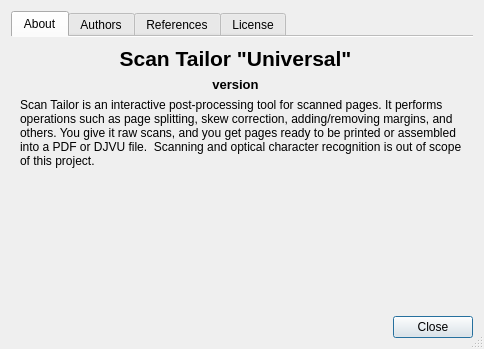
Before: the Qt Designer form src/app/ui/AboutDialog.ui in ImageProcessing-ElectronicPublications/scantailor-deviant, drawn with Qt 5.
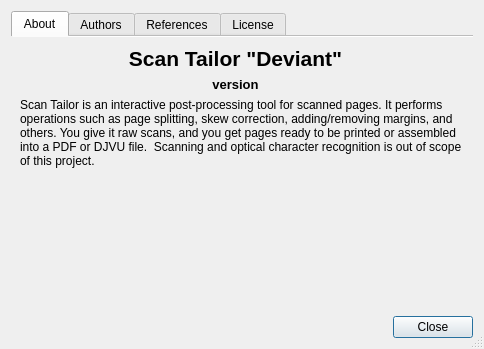
After: the same form once the commit is applied. Icons and pictures are not drawn.

```diff
--- a/src/app/ui/AboutDialog.ui
+++ b/src/app/ui/AboutDialog.ui
@@ -72,7 +72,7 @@
           </font>
          </property>
          <property name="text">
-          <string notr="true">Scan Tailor &quot;Universal&quot;</string>
+          <string notr="true">Scan Tailor &quot;Deviant&quot;</string>
          </property>
          <property name="alignment">
           <set>Qt::AlignBottom|Qt::AlignHCenter</set>
```
Left out of the diff: 4 changed lines with no effect on the pictures.
